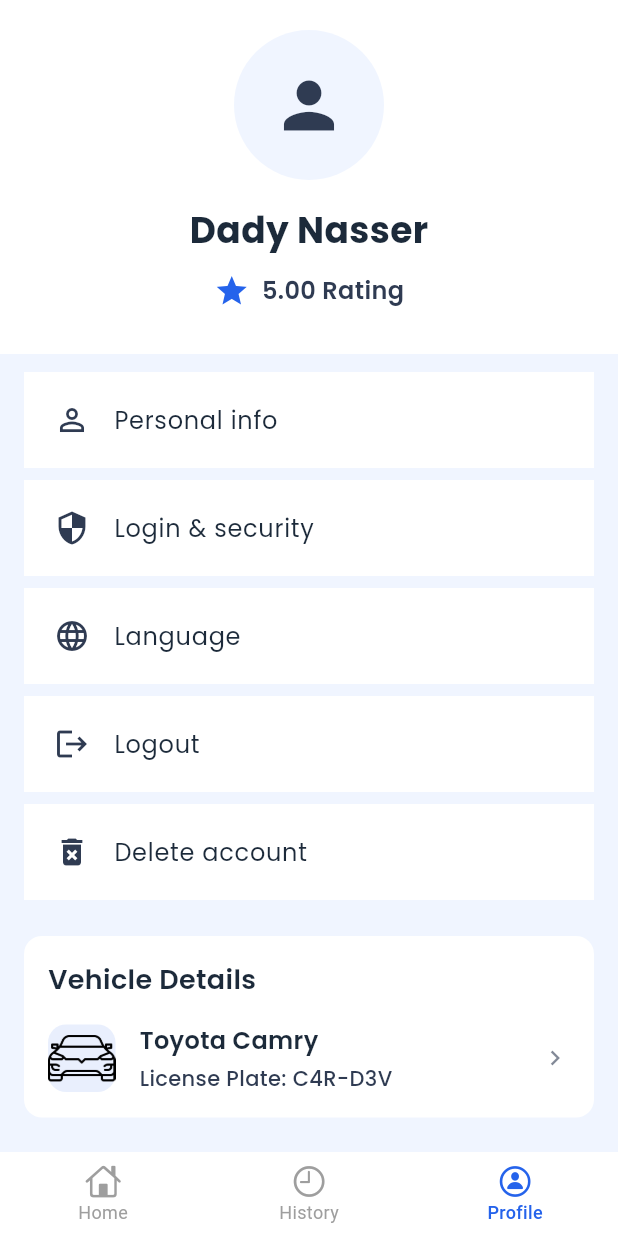
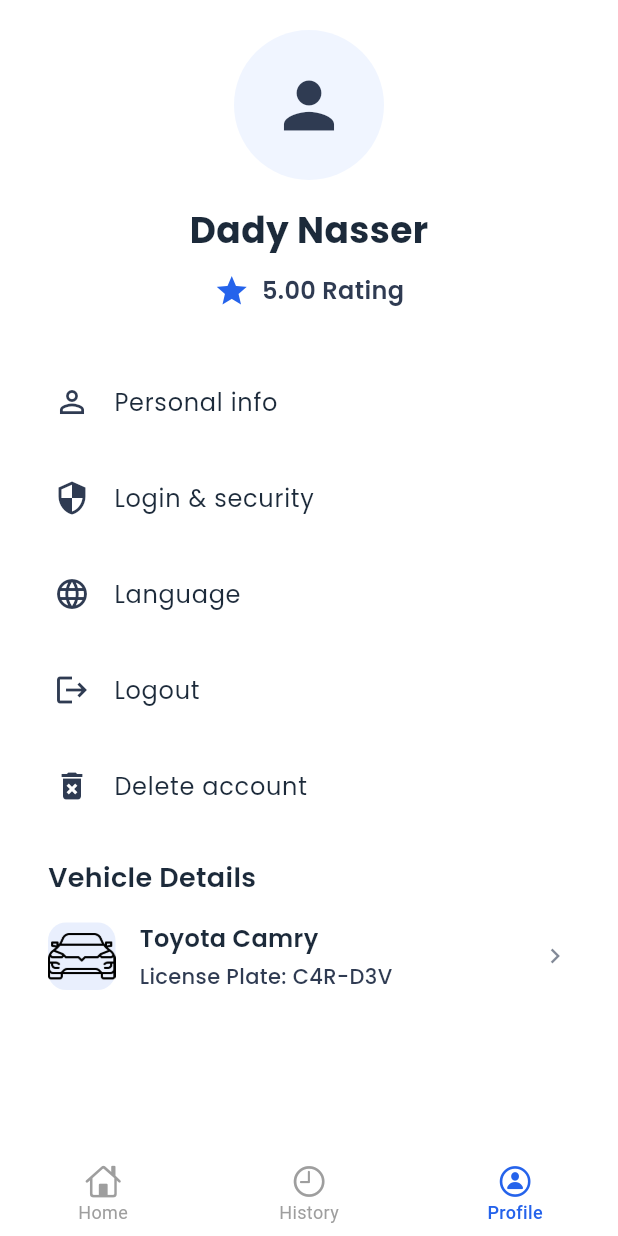
Before and after one commit to Ditronics-Tz/ride_driver, a Flutter app: the ProfileScreen screen opened by its route, on a phone screen of 412 x 824 dp. Run offline on Flutter 3.47's test engine with Material 3 defaults, Android fonts, the phone set to English and light mode, and no system bars; our stand-ins replace awesome_snackbar_content, dio, flutter_animate, flutter_map, flutter_riverpod, flutter_secure_storage and 8 more; accounts and stored records are empty.

Commit message:
style: Update UI elements for consistency; adjust background colors, button shapes, and margins

```diff
--- a/lib/Screens/profile_screen.dart
+++ b/lib/Screens/profile_screen.dart
@@ -34,7 +34,7 @@ class _ProfileScreenState extends State<ProfileScreen> {
   @override
   Widget build(BuildContext context) {
     return Scaffold(
-      backgroundColor: AppColors.backgroundLight,
+      backgroundColor: AppColors.backgroundWhite,
       body: SingleChildScrollView(
         child: Column(
           children: [
@@ -99,8 +99,6 @@ class _ProfileScreenState extends State<ProfileScreen> {
               ),
             ),
 
-            const SizedBox(height: 8),
-
             // Menu Items
             _buildMenuItem(
               icon: Icons.person_outline,
@@ -141,8 +139,6 @@ class _ProfileScreenState extends State<ProfileScreen> {
                 // Handle delete account
               },
             ),
-
-            const SizedBox(height: 20),
 
             // Vehicle Details Section
             Container(
@@ -228,7 +224,7 @@ class _ProfileScreenState extends State<ProfileScreen> {
     required VoidCallback onTap,
   }) {
     return Container(
-      margin: const EdgeInsets.symmetric(horizontal: 16, vertical: 4),
+      margin: const EdgeInsets.symmetric(horizontal: 16, vertical: 0),
       decoration: BoxDecoration(
         color: AppColors.backgroundWhite,
         borderRadius: BorderRadius.circular(0),
--- a/lib/wigdets/ride_button.dart
+++ b/lib/wigdets/ride_button.dart
@@ -15,7 +15,7 @@ class RideButton extends StatelessWidget {
         height: 60,
         decoration: BoxDecoration(
           color: AppColors.primaryBlue,
-          borderRadius: BorderRadius.circular(12),
+          borderRadius: BorderRadius.circular(30),
           boxShadow: [
             BoxShadow(
               color: AppColors.primaryBlue.withOpacity(0.3),
```
Also changed, not shown: lib/wigdets/map_view.dart (+25 -9 lines), lib/wigdets/pick_location.dart (+9 -2 lines).
